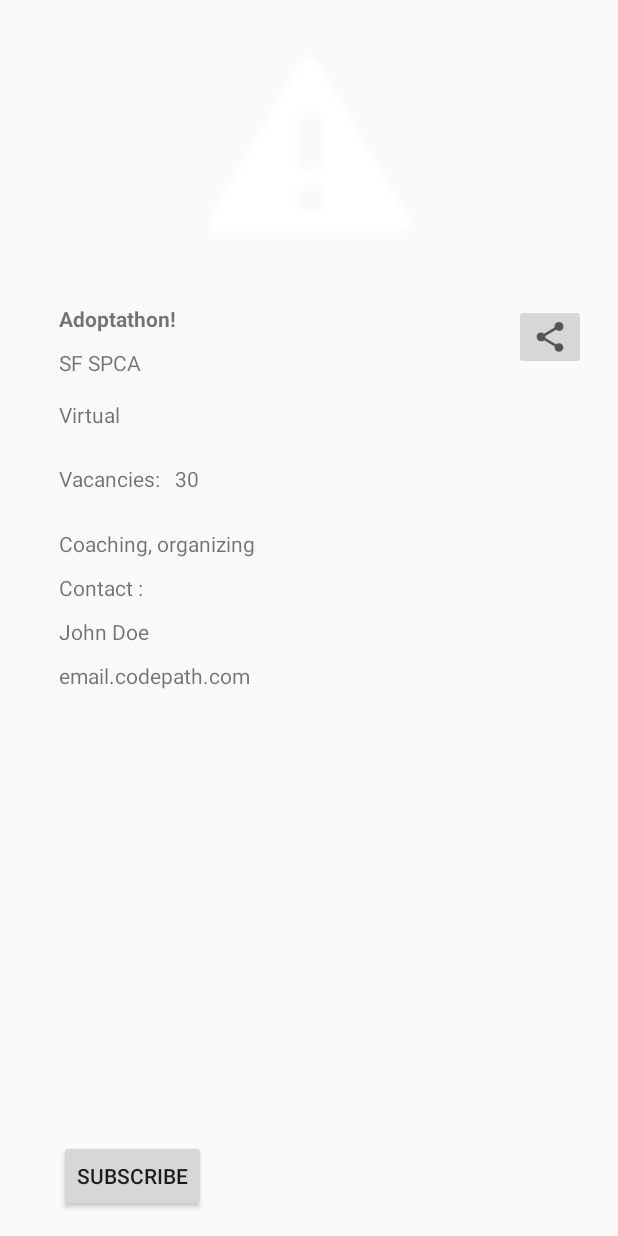
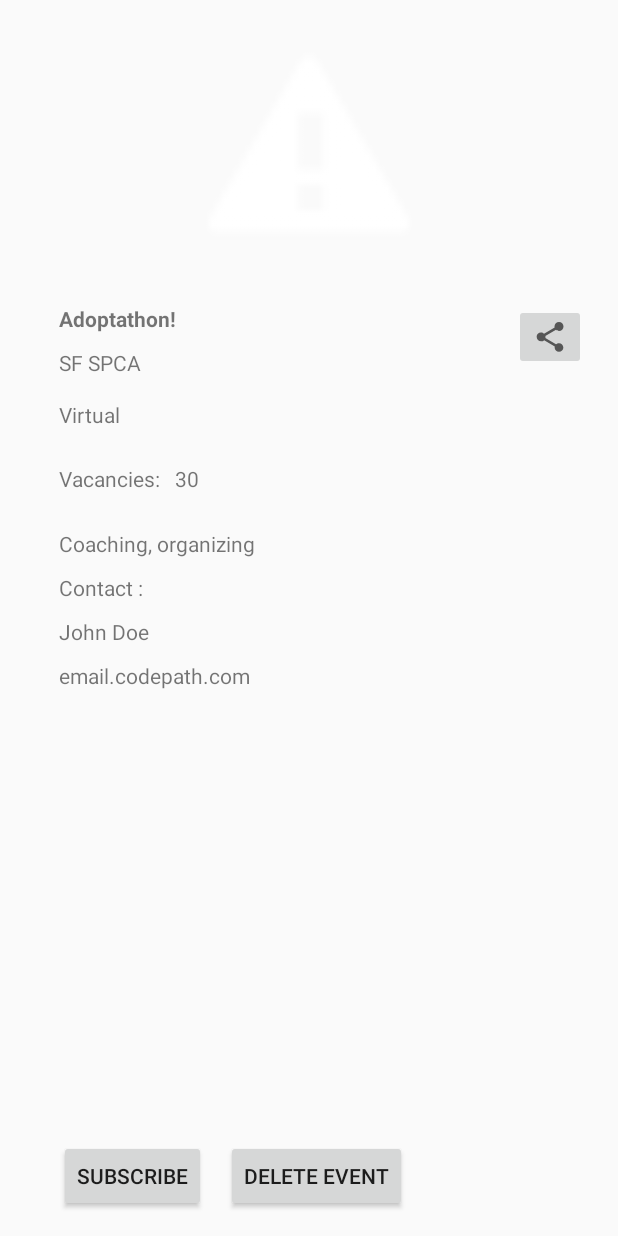
Before and after one commit to VolunteerForce/main, an Android app: the layout fragment_event_detail.xml on its own in the app's theme, with its tools: preview values and no code run, on a phone screen of 412 x 824 dp. Run offline under Robolectric (Android 15) with nearby library versions, the phone set to English and light mode, and no system bars.

Commit message:
Adding a way of deleting one's own event.

```diff
--- a/VolunteerHero/app/src/main/java/com/codepath/volunteerhero/activities/EventDetailActivity.java
+++ b/VolunteerHero/app/src/main/java/com/codepath/volunteerhero/activities/EventDetailActivity.java
@@ -19,7 +19,7 @@ public class EventDetailActivity extends BaseActivity {
             EventDetailFragment frag = EventDetailFragment.newInstance();
 
             FragmentTransaction ft = getSupportFragmentManager().beginTransaction();
-            ft.replace(R.id.flContainer, frag);
+            ft.replace(R.id.flContainer, frag, FragmentTransaction.class.getName());
             ft.commit();
         }
     }
--- a/VolunteerHero/app/src/main/java/com/codepath/volunteerhero/activities/OpportunitiesListActivity.java
+++ b/VolunteerHero/app/src/main/java/com/codepath/volunteerhero/activities/OpportunitiesListActivity.java
@@ -116,7 +116,8 @@ public class OpportunitiesListActivity extends BaseActivity {
 
             @Override
             public void onFailure(Exception exception) {
-                Toast.makeText(mContext, "Error loading profile pic", Toast.LENGTH_LONG).show();
+                exception.printStackTrace();
+                Toast.makeText(mContext, "Error loading profile pic: " + exception.getMessage(), Toast.LENGTH_LONG).show();
             }
         });
     }
--- a/VolunteerHero/app/src/main/java/com/codepath/volunteerhero/database/FirebaseDBHelper.java
+++ b/VolunteerHero/app/src/main/java/com/codepath/volunteerhero/database/FirebaseDBHelper.java
@@ -40,7 +40,6 @@ public class FirebaseDBHelper {
     private static FirebaseDBHelper instance;
     private static FirebaseClient firebaseClient;
     private static StorageReference storageReference;
-    private static ImageDownloadListener imageDownloadListener;
     private static List<DataChangeEventListener> dataChangeListeners;
 
     public Collection<? extends Event> geFireBaseEvents() {
@@ -259,12 +258,11 @@ public class FirebaseDBHelper {
     }
 
     public void getProfileImage(User user, final ImageDownloadListener listener) {
-        imageDownloadListener = listener;
         FirebaseDBHelper.getInstance().getStorageReference()
                 .child(user.id + PROFILE_IMAGE_LOC)
                 .getBytes(Long.MAX_VALUE)
-                .addOnSuccessListener(imageDownloadListener::onSuccess)
-                .addOnFailureListener(imageDownloadListener::onFailure);
+                .addOnSuccessListener(listener::onSuccess)
+                .addOnFailureListener(listener::onFailure);
     }
 
     private void registerListener(DataChangeEventListener listener) {
--- a/VolunteerHero/app/src/main/java/com/codepath/volunteerhero/models/Event.java
+++ b/VolunteerHero/app/src/main/java/com/codepath/volunteerhero/models/Event.java
@@ -78,6 +78,8 @@ public class Event extends BaseModelWithId implements Serializable {
 
     public String imageUrl;
 
+    public boolean isDeleted;
+
     @Exclude
     public String getLocation() {
         if (city == null || country == null) {
--- a/VolunteerHero/app/src/main/res/layout/fragment_event_detail.xml
+++ b/VolunteerHero/app/src/main/res/layout/fragment_event_detail.xml
@@ -42,6 +42,15 @@
         android:layout_alignStart="@+id/tvOrg"
         android:layout_marginBottom="16dp"
         android:text="@string/subscribe"/>
+
+    <Button
+        android:id="@+id/delete_button"
+        android:layout_width="wrap_content"
+        android:layout_height="wrap_content"
+        android:text="@string/delete_event"
+        android:layout_toRightOf="@+id/btnSubscribe"
+        android:layout_alignBottom="@+id/btnSubscribe"
+        android:layout_marginStart="13dp" />
 
     <TextView
         android:id="@+id/tvLocation"
--- a/VolunteerHero/app/src/main/res/values/strings.xml
+++ b/VolunteerHero/app/src/main/res/values/strings.xml
@@ -36,5 +36,6 @@
     <string name="save_button_text">Save</string>
     <string name="cancel_button_text">Cancel</string>
     <string name="unsubscribe">Unsubscribe</string>
+    <string name="delete_event">Delete Event</string>
 
 </resources>
```
Also changed, not shown: VolunteerHero/app/src/main/java/com/codepath/volunteerhero/adapters/EventAdapter.java (+8 -4 lines), VolunteerHero/app/src/main/java/com/codepath/volunteerhero/fragments/EventDetailFragment.java (+16 -0 lines).
